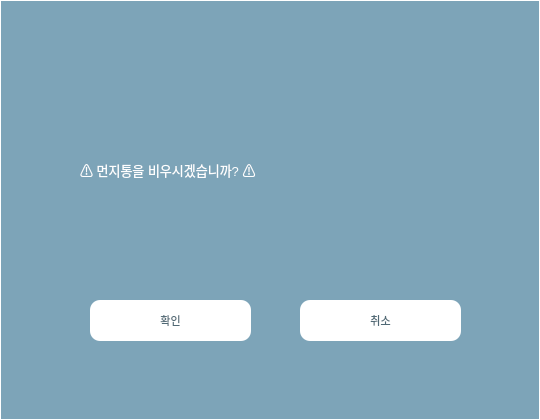
First picture: the form in src/empty_dialog.ui, repository qwertyBBeers/HairD-2022.09.01-, before the edit.
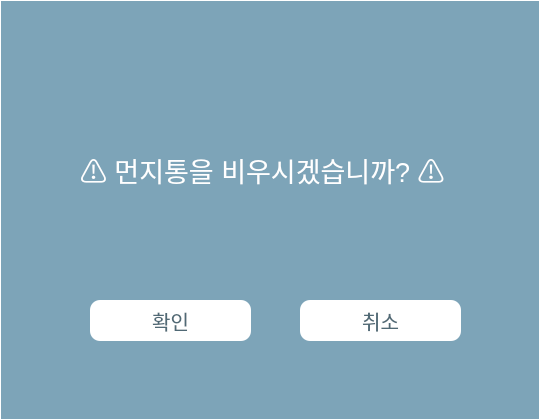
Second picture: the form after the edit.

Diff of the .ui file:
```diff
--- a/src/empty_dialog.ui
+++ b/src/empty_dialog.ui
@@ -30,7 +30,7 @@
    </property>
    <property name="font">
     <font>
-     <pointsize>10</pointsize>
+     <pointsize>20</pointsize>
     </font>
    </property>
    <property name="layoutDirection">
@@ -64,7 +64,7 @@
    </property>
    <property name="font">
     <font>
-     <pointsize>8</pointsize>
+     <pointsize>15</pointsize>
     </font>
    </property>
    <property name="styleSheet">
@@ -91,7 +91,7 @@
    </property>
    <property name="font">
     <font>
-     <pointsize>8</pointsize>
+     <pointsize>15</pointsize>
     </font>
    </property>
    <property name="styleSheet">
```
